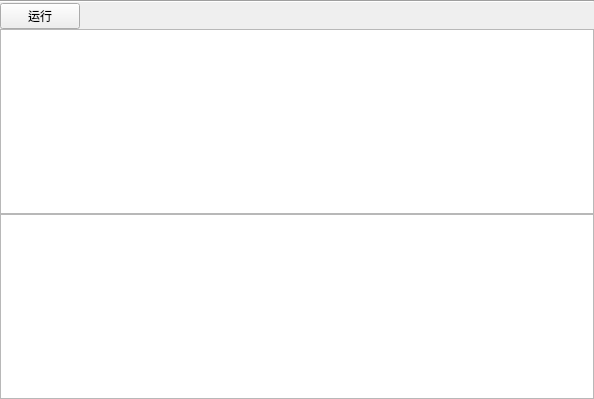
Above: querywidget.ui from xhy2539/DBMS-Qt before the change. Below: the same form after it.
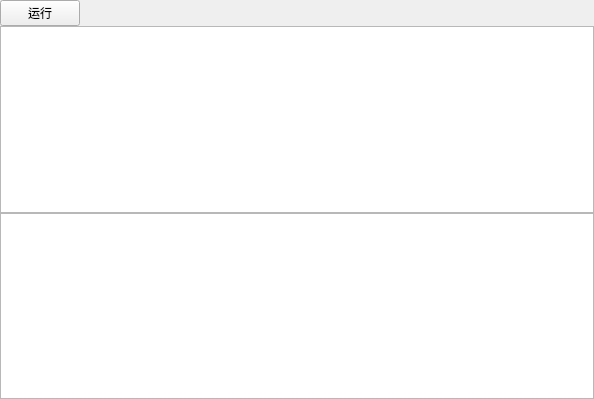
That is the form after the change.

The edit to the form file:
```diff
--- a/querywidget.ui
+++ b/querywidget.ui
@@ -13,7 +13,7 @@
   <property name="windowTitle">
    <string>Form</string>
   </property>
-  <layout class="QVBoxLayout" name="verticalLayout" stretch="0,0,1,1">
+  <layout class="QVBoxLayout" name="verticalLayout" stretch="0,1,1">
    <property name="spacing">
     <number>0</number>
    </property>
@@ -29,16 +29,6 @@
    <property name="bottomMargin">
     <number>0</number>
    </property>
-   <item>
-    <widget class="Line" name="line">
-     <property name="lineWidth">
-      <number>1</number>
-     </property>
-     <property name="orientation">
-      <enum>Qt::Orientation::Horizontal</enum>
-     </property>
-    </widget>
-   </item>
    <item>
     <layout class="QHBoxLayout" name="horizontalLayout_5">
      <property name="spacing">
@@ -73,7 +63,14 @@
     <widget class="QTextEdit" name="putin"/>
    </item>
    <item>
-    <widget class="QPlainTextEdit" name="show"/>
+    <widget class="QPlainTextEdit" name="show">
+     <property name="lineWrapMode">
+      <enum>QPlainTextEdit::LineWrapMode::NoWrap</enum>
+     </property>
+     <property name="centerOnScroll">
+      <bool>false</bool>
+     </property>
+    </widget>
    </item>
   </layout>
  </widget>
```
